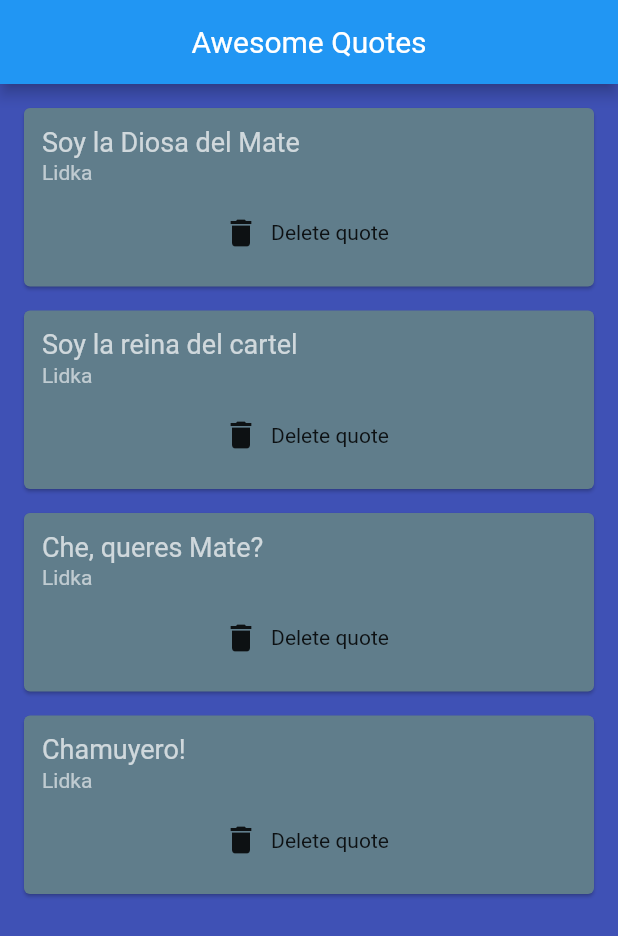
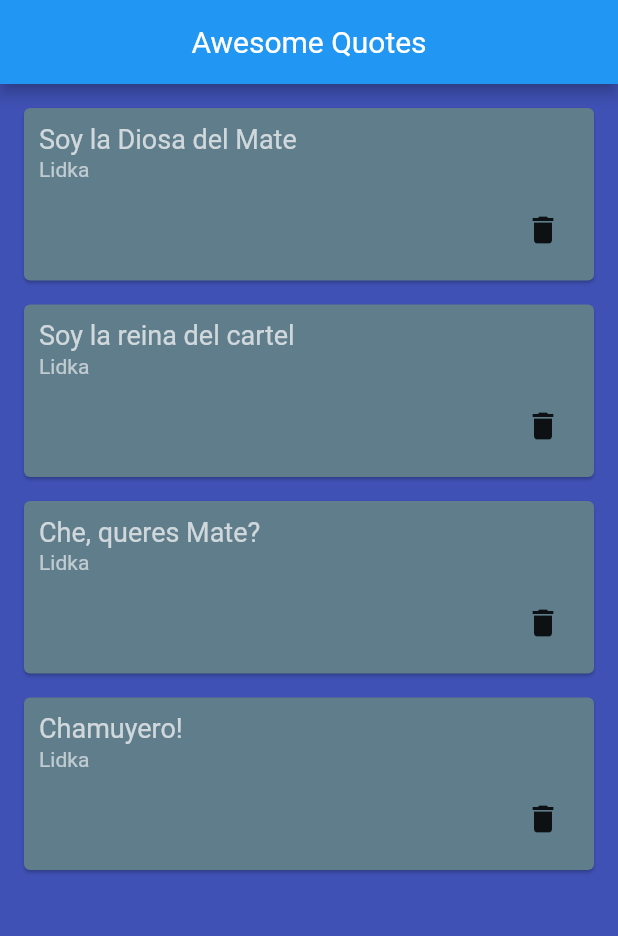
Before and after one commit to casprief/my_first_app, a Flutter app: the screen it shows after launch, on a phone screen of 412 x 824 dp. Shown: the top 936 px of the screen. Run offline on Flutter 3.47's test engine with Material 2 defaults, Android fonts, the light colour scheme and no system bars.

Commit message:
Change Flatbutton icon to IconButton

```diff
--- a/lib/quote_card.dart
+++ b/lib/quote_card.dart
@@ -12,7 +12,7 @@ class QuoteCard extends StatelessWidget {
       margin: EdgeInsets.fromLTRB(16.0, 16.0, 16.0, 0.0),
       color: Colors.blueGrey,
       child: Padding(
-        padding: const EdgeInsets.all(12.0),
+        padding: const EdgeInsets.all(10.0),
         child: Column(
           crossAxisAlignment: CrossAxisAlignment.stretch,
           children: [
@@ -30,10 +30,15 @@ class QuoteCard extends StatelessWidget {
               ),
             ),
             SizedBox(height: 8.0),
-            FlatButton.icon(
-                onPressed: delete,
-                icon: Icon(Icons.delete),
-                label: Text('Delete quote'))
+            Row(
+              mainAxisAlignment: MainAxisAlignment.end,
+              children: [
+                IconButton(
+                    icon: Icon(Icons.delete),
+                    onPressed: delete
+                )
+              ],
+            )
           ],
         ),
       ),
```
